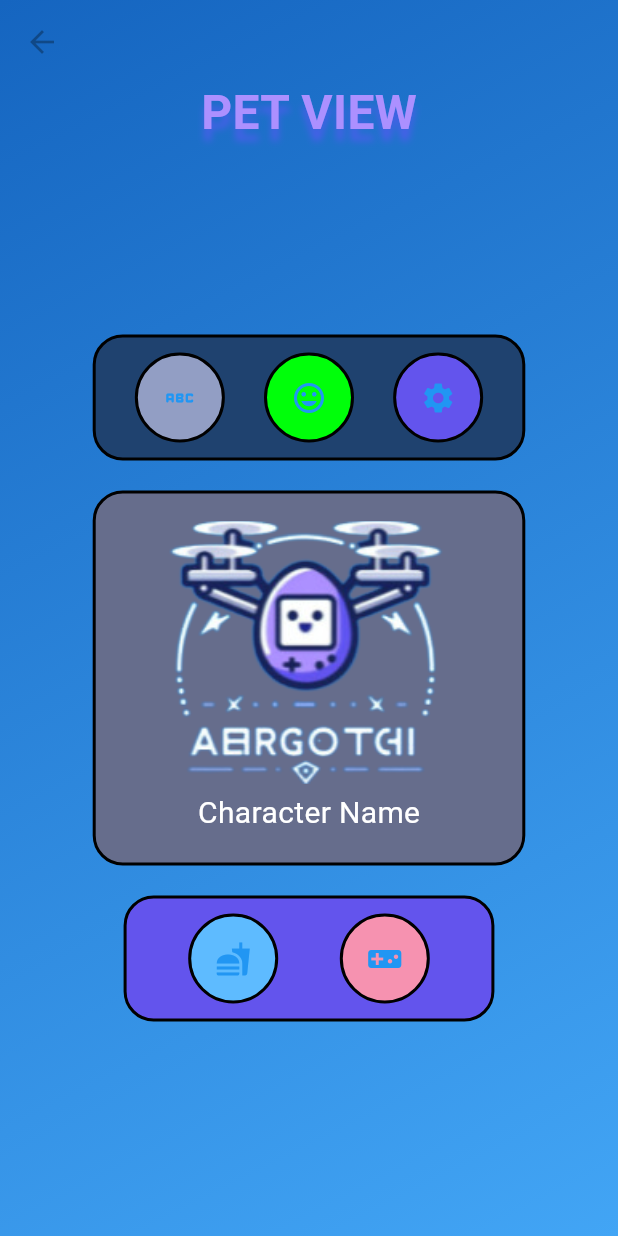
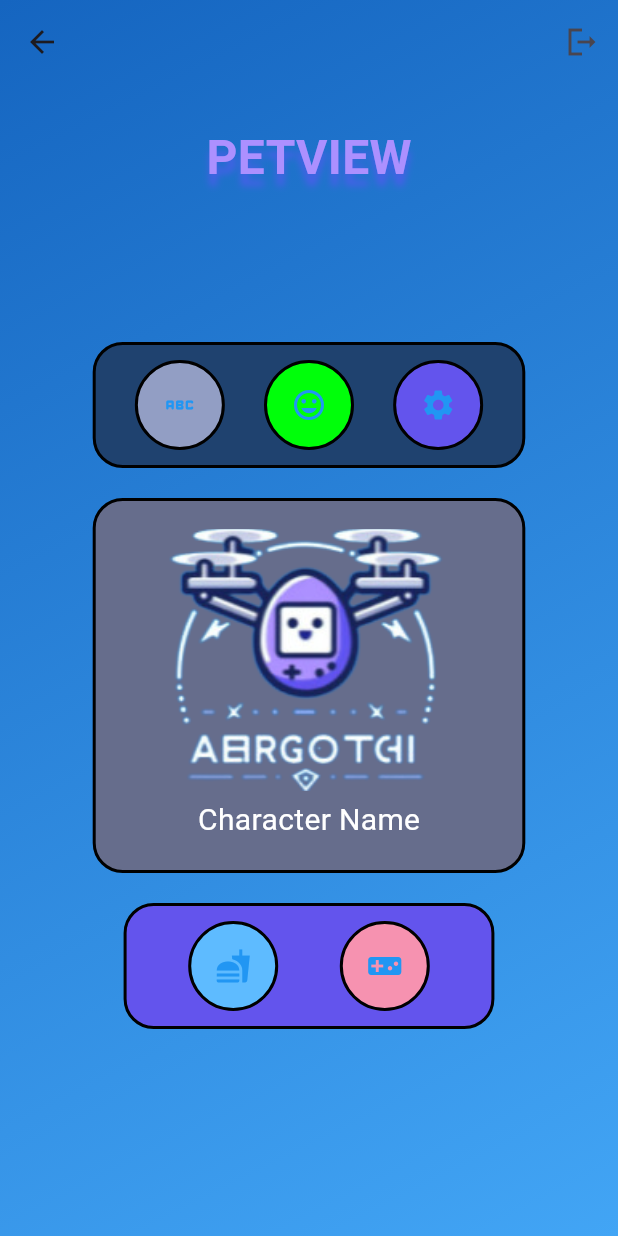
Before and after one commit to Inderjit-S/COMP-490, a Flutter app: the PetViewScreen screen opened directly, on a phone screen of 412 x 824 dp. Run offline on Flutter 3.47's test engine with Material 3 defaults, Android fonts, the light colour scheme and no system bars; our stand-ins replace firebase_auth, firebase_core, google_fonts; accounts and stored records are empty.

Commit message:
Added Logout

```diff
--- a/lib/screen/petviewscreen.dart
+++ b/lib/screen/petviewscreen.dart
@@ -1,4 +1,5 @@
 import 'package:aerogotchi/reusable_widget/reusable_widget.dart';
+import 'package:aerogotchi/screen/homescreen.dart';
 import 'package:flutter/material.dart';
 import 'package:aerogotchi/screen/dronecontrolscreen.dart';
 import 'package:aerogotchi/screen/foodmenuscreen.dart';
@@ -21,41 +22,45 @@ class _PetViewScreenState extends State<PetViewScreen> {
 
     return Scaffold(
       appBar: PreferredSize(
-        preferredSize: Size.fromHeight(130.0),
+        preferredSize: Size.fromHeight(150.0), // Set the preferred height
         child: AppBar(
           backgroundColor: Colors.transparent,
           elevation: 0,
-          leading: IconButton(
-            //BACK ARROW************
-            icon: Icon(Icons.arrow_back),
-            onPressed: () {
-              // Navigate back to the previous screen
-              Navigator.push(context,
-                  MaterialPageRoute(builder: (context) => TempScreen()));
-            },
-            color: Color.fromARGB(68, 0, 0, 0)
-                .withOpacity(0.3), // Lower opacity of back button
-          ),
           flexibleSpace: Container(
-            padding: const EdgeInsets.only(top: 20.0),
+            padding: const EdgeInsets.only(top: 60.0), // Adjust top padding
             child: Center(
               child: Text(
-                'PET VIEW',
+                'PETVIEW',
                 style: TextStyle(
                   color: Color(0xFFAC90FF),
-                  fontSize: 32.0,
+                  fontSize: 32.0, // Increased font size
                   fontWeight: FontWeight.bold,
                   shadows: [
                     Shadow(
                       color: Color(0xFF4660E8),
-                      offset: Offset(0, 8),
-                      blurRadius: 6,
+                      offset: Offset(
+                          0, 8), // Adjust the offset to create a lifting effect
+                      blurRadius:
+                          6, // Increase blur radius for a more prominent shadow
                     ),
                   ],
                 ),
               ),
             ),
           ),
+          centerTitle: true,
+          actions: [
+            IconButton(
+              // LOGOUT BUTTON
+              icon: Icon(Icons.logout_sharp),
+              onPressed: () {
+                //logout function from your authentication logic
+                // Navigate back to the home screen
+                Navigator.push(context,
+                    MaterialPageRoute(builder: (context) => HomeScreen()));
+              },
+            ),
+          ],
         ),
       ),
       extendBodyBehindAppBar: true,
@@ -79,7 +84,7 @@ class _PetViewScreenState extends State<PetViewScreen> {
             top: MediaQuery.of(context).padding.top + 80,
             child: Column(
               children: [
-                SizedBox(height: 0),
+                SizedBox(height: 10),
                 Expanded(
                   child: Container(
                     padding: EdgeInsets.symmetric(horizontal: 20),
```
Also changed, not shown: lib/screen/homescreen.dart (+46 -9 lines).
